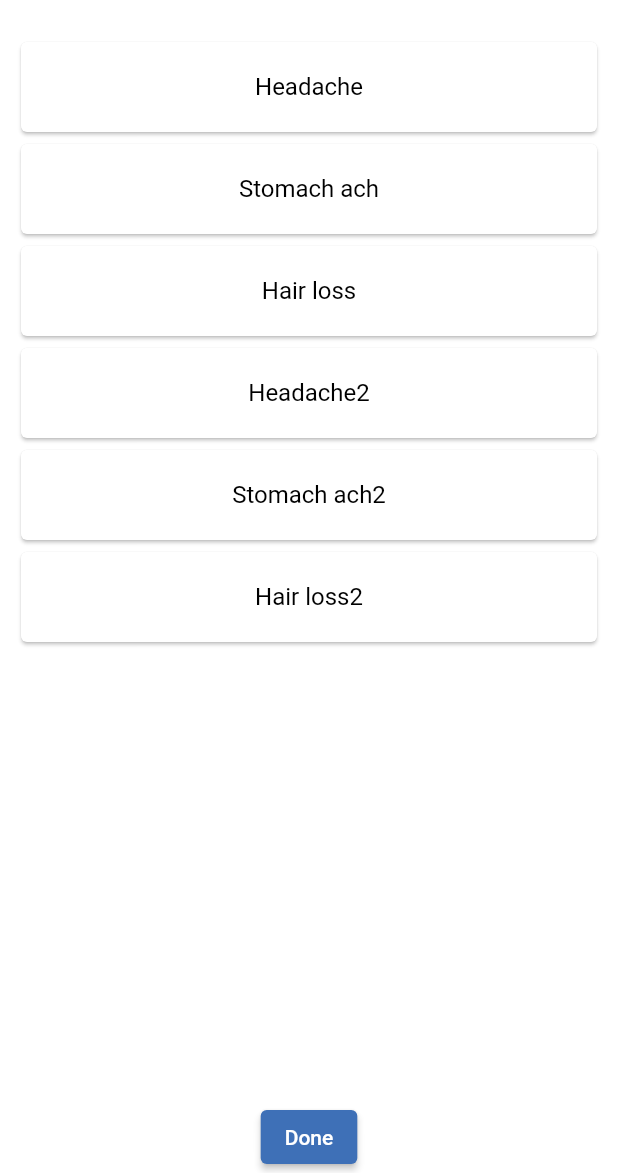
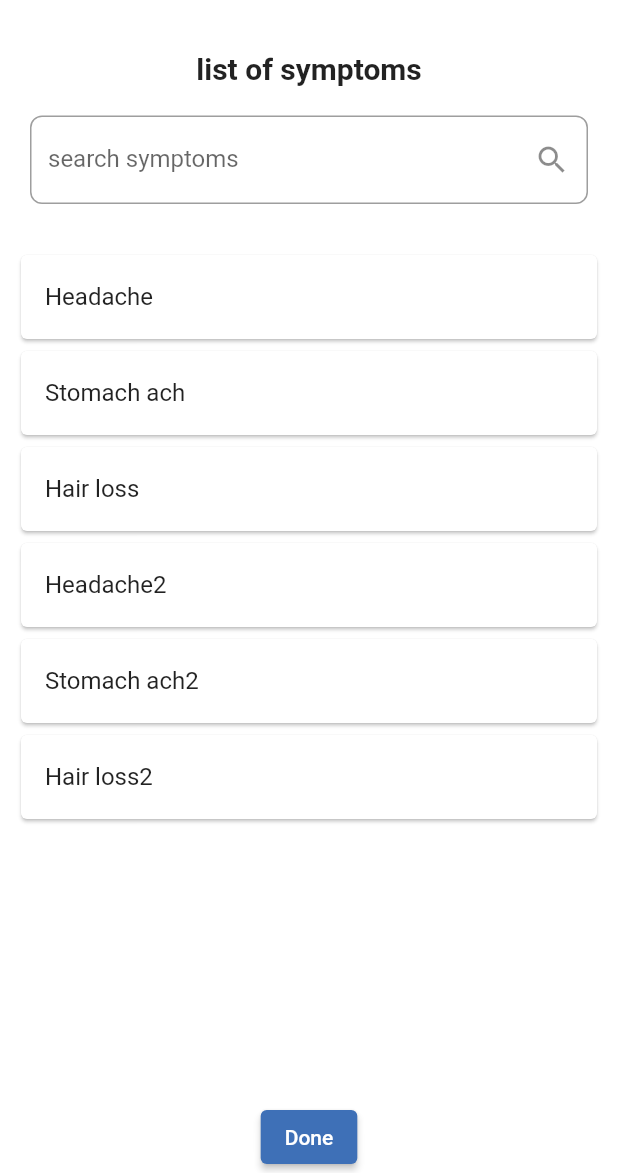
Before and after one commit to rohanshirodker/login_app, a Flutter app: the SymptomsPage screen opened directly, on a phone screen of 412 x 824 dp, the part 63-1236 px from its top. Run offline on Flutter 3.47's test engine with Material 2 defaults, Android fonts, the phone set to English and light mode, and no system bars; our stand-ins replace cloud_firestore, firebase_auth, firebase_core, flutter_svg, get, get_storage; accounts and stored records are empty; Roboto replaces fonts that are missing (Poppins).

Commit message:
symptoms page search function

```diff
--- a/lib/app/data/provider/SymptomsProvider.dart
+++ b/lib/app/data/provider/SymptomsProvider.dart
@@ -1,47 +1,32 @@
+
+import 'package:get/get.dart';
 // class SymptomsData {
-//   static List<Map> data = [
-//     {
-//       "id": 1,
-//       "name": "Headache",
-//     },
-//     {
-//       "id": 2,
-//       "name": "Stomach ach",
-//     },
-//     {
-//       "id": 3,
-//       "name": "Hair loss",
-//     },
-//   ];
+//   final int? id;
+//   final String? name;
+//
+// //  final bool? selected ;
+//   SymptomsData(
+//       { required this.id, required this.name}); //,required this.selected,});
+//
+//   Map<String, dynamic> toJson() {
+//     return {
+//       "id": id,
+//       "name": name,
+//       // "selected":selected,
+//     };
+//   }
+//
+//
+//
 // }
-import 'package:get/get.dart';
-class SymptomsData {
-  final int? id;
-  final String? name;
-  SymptomsData({ required this.id ,required this.name,});// this.selected});
+class SymptomsProvider extends GetxController {
 
-
-
-
-  // final _symptoms = {
-  //   SymptomsData(id: 1, name: "Headache"): false,
-  //   SymptomsData(id: 2, name: "Stomach ach"): false,
-  //   SymptomsData(id: 3, name: "Hair loss"): false,
-  //   SymptomsData(id: 4, name: "Headache2"): false,
-  //   SymptomsData(id: 5, name: "Stomach ach2"): false,
-  //   SymptomsData(id: 6, name: "Hair loss2"): false,
-  // }.obs;
-   }
-
-// List<SymptomsData> SymptomsDataList = [
-//   SymptomsData(id: 1, name: "Headache",),
-//   SymptomsData(id: 2, name: "Stomach ach"),
-//   SymptomsData(id: 3, name: "Hair loss"),
-//
-// ];
-
-// var _symptoms = {
-//   SymptomsData(id:1,name: "Headache"):false,
-//   SymptomsData(id:2,name: "Stomach ach"):false,
-//   SymptomsData(id: 3, name: "Hair loss"):false,
-// };
+  final List<Map<String, dynamic>> symptoms = [
+    {"id": '1', "name": "Headache", "selected": "false"},
+    {"id": '2', "name": "Stomach ach", "selected": "false"},
+    {"id": '3', "name": "Hair loss", "selected": "false"},
+    {"id": '4', "name": "Headache2", "selected": "false"},
+    {"id": '5', "name": "Stomach ach2", "selected": "false"},
+    {"id": '6', "name": "Hair loss2", "selected": "false"},
+  ].obs;
+}
--- a/lib/app/modules/DiagnosisSummary/DiagnosisSummary.dart
+++ b/lib/app/modules/DiagnosisSummary/DiagnosisSummary.dart
@@ -70,7 +70,8 @@ class DiagnosisSummary extends StatelessWidget {
               SizedBox(height: 40),
               Text("Symptoms",
                   style: TextStyle(fontSize: 20, fontWeight: FontWeight.bold)),
-              Container(
+              Flexible(
+                child: Container(
                   padding: EdgeInsets.all(20),
                   color: Colors.grey[200],
                   width: double.infinity,
@@ -84,10 +85,11 @@ class DiagnosisSummary extends StatelessWidget {
                       itemBuilder: (_, int index) {
                         return ListTile(
                           title: Text(
-                            symptomscontroller.symptomsdata[index].name,
+                              symptomscontroller.selectedSymptoms[index]['name'],
                               style: TStyle),
                         );
                       },
+                    ),
                   ),
                 ),
               )
--- a/lib/app/modules/SymptomsPage/SymptomsPage.dart
+++ b/lib/app/modules/SymptomsPage/SymptomsPage.dart
@@ -1,25 +1,40 @@
+import 'dart:ui';
 import 'package:cyanodoc_test/app/core/values/colors.dart';
 import 'package:cyanodoc_test/app/modules/AppBar/AppBar.dart';
 import 'package:cyanodoc_test/app/modules/DiagnosisSummary/DiagnosisSummary.dart';
-import 'package:cyanodoc_test/app/data/provider/SymptomsProvider.dart';
 import 'package:cyanodoc_test/app/modules/SymptomsPage/SymptomsPageController.dart';
 
 import 'package:flutter/material.dart';
 import 'package:get/get.dart';
 
 class SymptomsPage extends StatelessWidget {
+  final SymptomsPageController symptomscontroller = Get.find();
 
   @override
   Widget build(BuildContext context) {
     return Scaffold(
       backgroundColor: backgroucolor,
       appBar: topAppBar,
-      //   (
-      //   title: Text('Symptoms'),
-      //   centerTitle: true,
-      // ),
       body: Column(
         children: [
+          SizedBox(height: 20),
+          Text("list of symptoms",
+              style: TextStyle(fontSize: 20, fontWeight: FontWeight.bold)),
+          SizedBox(height: 20),
+          Padding(
+            padding: const EdgeInsets.symmetric(horizontal: 20.0),
+            child: TextField(
+              onChanged: (value) => symptomscontroller.symFilter(value),
+              decoration: InputDecoration(
+                border: OutlineInputBorder(
+                  borderRadius: BorderRadius.circular(8),
+                ),
+                labelText: 'search symptoms',
+                suffixIcon: Icon(Icons.search),
+              ),
+            ),
+          ),
+          SizedBox(height: 20),
           SymptomsFilter(),
           ElevatedButton(
               onPressed: () {
--- a/lib/app/modules/SymptomsPage/SymptomsPageController.dart
+++ b/lib/app/modules/SymptomsPage/SymptomsPageController.dart
@@ -4,49 +4,44 @@ import 'package:flutter/material.dart';
 import 'package:get/get.dart';
 
 class SymptomsPageController extends GetxController {
-  final _symptoms = {
-    SymptomsData(id: 1, name: "Headache"): false,
-    SymptomsData(id: 2, name: "Stomach ach"): false,
-    SymptomsData(id: 3, name: "Hair loss"): false,
-    SymptomsData(id: 4, name: "Headache2"): false,
-    SymptomsData(id: 5, name: "Stomach ach2"): false,
-    SymptomsData(id: 6, name: "Hair loss2"): false,
-  }.obs;
+  final SymptomsProvider SymptomsProvidercontroller = Get.put(SymptomsProvider());
 
-  void toggle(SymptomsData data) {
-    _symptoms[data] = !(_symptoms[data] ?? true);
-    print(_symptoms[data]);
+  Rx<List<Map<String, dynamic>>> foundsym = Rx<List<Map<String, dynamic>>>([]);
+
+
+
+  @override
+  void onInit() {
+    super.onInit();
+    foundsym.value = SymptomsProvidercontroller.symptoms;
   }
 
-  get selectedSymptoms => _symptoms.entries
-      .where((element) => element.value)
-      .map((e) => e.key)
+  get selectedSymptoms => SymptomsProvidercontroller.symptoms
+      .where((element) => element["selected"].contains("true"))
       .toList();
 
-  get symptomsdata => _symptoms.entries.map((e) => e.key).toList();
-}
+  void symFilter(String EnteredSym) {
+    List<Map<String, dynamic>> results = [];
+    if (EnteredSym.isEmpty) {
+      results = SymptomsProvidercontroller.symptoms;
+    } else {
+      results = SymptomsProvidercontroller.symptoms
+          .where((element) => element["name"]
+              .toString()
+              .toLowerCase()
+              .contains(EnteredSym.toLowerCase()))
+          .toList();
+    }
+    foundsym.value = results;
+  }
 
-class SymptomsWidget extends StatelessWidget {
-  final SymptomsData symptomsData;
-
-  SymptomsWidget({Key? key, required this.symptomsData}) : super(key: key);
-
-  @override
-  Widget build(BuildContext context) {
-    return Container(
-      width: double.infinity,
-      height: 52,
-
-      child: Center(
-        child: Text(
-          symptomsData.name.toString(),
-          style: TextStyle(
-            color: Colors.black,
-          ),
-        ),
-      ),
-
-    );
+  void toggle(int index) {
+    if (foundsym.value[index]['selected'] == "true") {
+      foundsym.value[index]['selected'] = "false";
+    } else {
+      foundsym.value[index]['selected'] = "true";
+    }
+    foundsym.refresh();
   }
 }
 
@@ -59,28 +54,21 @@ class SymptomsFilter extends StatelessWidget {
       child: Obx(
         () => Container(
           padding: EdgeInsets.all(10),
-
           child: ListView.builder(
-            itemCount: symptomscontroller.symptomsdata.length,
+            itemCount: symptomscontroller.foundsym.value.length,
             itemBuilder: (_, int index) {
               return Card(
                 child: ListTile(
+                  selected: symptomscontroller.selectedSymptoms
+                      .contains(symptomscontroller.foundsym.value[index]),
+                  selectedTileColor: Color(0xFFDAE6F7),
+                  //onChanged: (bool? selected),
+                  onTap: () => {
+                    symptomscontroller.toggle(index),
+                  },
 
-                  selected: symptomscontroller.selectedSymptoms
-                      .contains(symptomscontroller.symptomsdata[index]),
-                  selectedTileColor: Color(0xFFDAE6F7),//Colors.lightBlueAccent[100],//Color(0xFFDAE6F7),.
-
-
-                  onTap: () =>
-                      {
-                    symptomscontroller
-                        .toggle(symptomscontroller.symptomsdata[index])
-                  },
-                  title: SymptomsWidget(
-                      symptomsData: symptomscontroller.symptomsdata[index]),
-
+                  title: Text(symptomscontroller.foundsym.value[index]['name']),
                 ),
-
               );
             },
           ),
@@ -89,26 +77,3 @@ class SymptomsFilter extends StatelessWidget {
     );
   }
 }
-
-class SelectedSymptoms extends StatelessWidget {
-  final SymptomsPageController symptomscontroller = Get.find();
-
-  @override
-  Widget build(BuildContext context) {
-    return Flexible(
-      child: Obx(
-        () => Expanded(
-          child: ListView.builder(
-            itemCount: symptomscontroller.selectedSymptoms.length,
-            itemBuilder: (_, int index) {
-              return ListTile(
-                title: SymptomsWidget(
-                    symptomsData: symptomscontroller.symptomsdata[index]),
-              );
-            },
-          ),
-        ),
-      ),
-    );
-  }
-}
```
Also changed, not shown: lib/app/modules/BiometricsPage/BiometricsPageController.dart (+6 -6 lines). Lines whose indentation alone changed are shown as unchanged.
